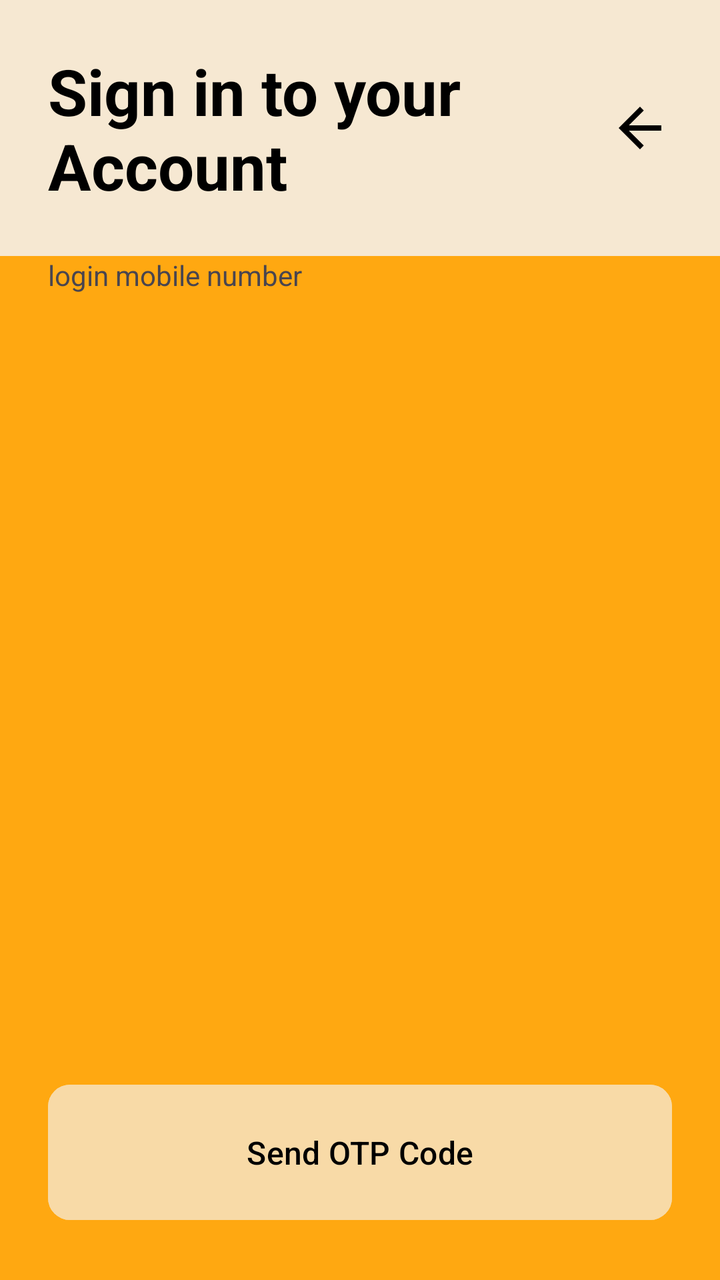
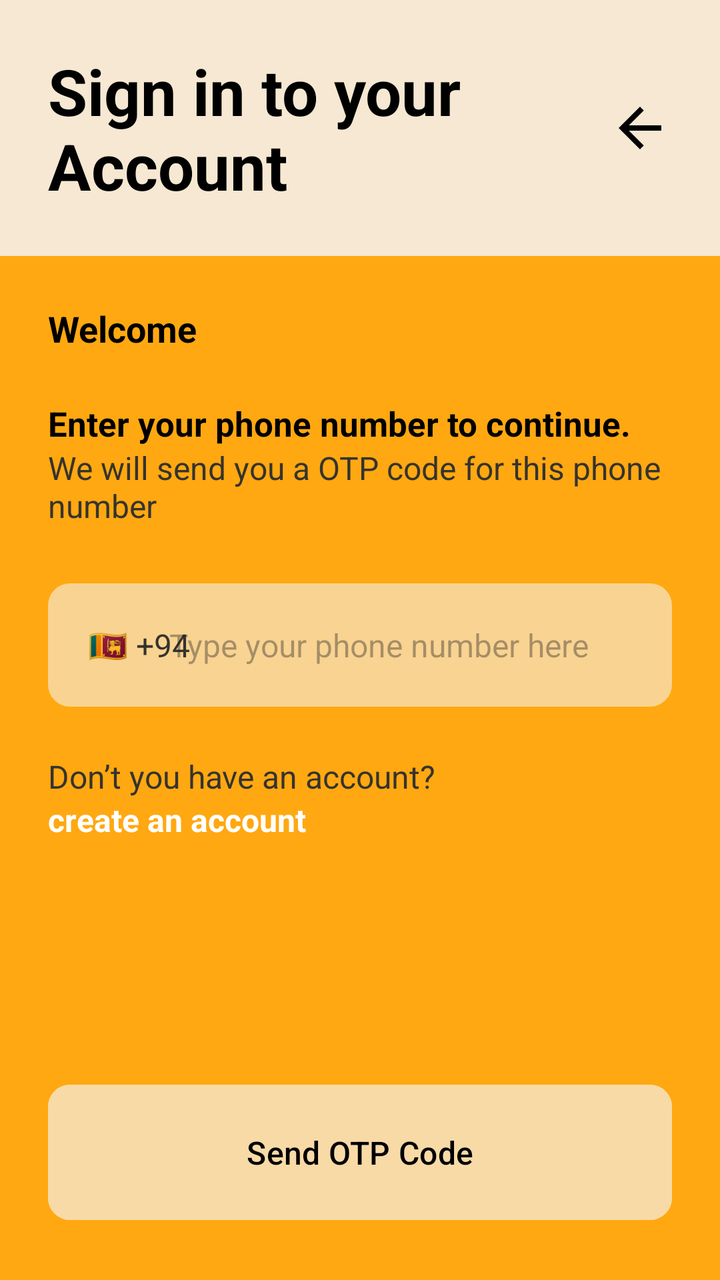

An Android layout rendered at two revisions. The XML below is the earlier revision; the diff shows what the commit changed to produce the second picture.
<!-- AndroidManifest.xml: application theme Theme.Parkngo -->
<!-- res/layout/activity_login_mobile_number.xml -->
<?xml version="1.0" encoding="utf-8"?>
<androidx.constraintlayout.widget.ConstraintLayout xmlns:android="http://schemas.android.com/apk/res/android"
    xmlns:app="http://schemas.android.com/apk/res-auto"
    xmlns:tools="http://schemas.android.com/tools"
    android:layout_width="match_parent"
    android:layout_height="match_parent"
    tools:context=".LoginMobileNumberActivity">

    <LinearLayout
        android:background="@color/primaryColor"
        android:layout_width="match_parent"
        android:layout_height="match_parent"
        android:orientation="vertical"
        app:layout_constraintBottom_toBottomOf="parent"
        app:layout_constraintEnd_toEndOf="parent"
        app:layout_constraintStart_toStartOf="parent"
        app:layout_constraintTop_toTopOf="parent">

        <androidx.constraintlayout.widget.ConstraintLayout
            android:layout_width="match_parent"
            android:layout_height="0dp"
            android:layout_weight="2"
            android:background="#F6E8D2"
            android:paddingHorizontal="24dp"
            >

            <TextView
                android:id="@+id/login_mobile_number_act_textView1"
                android:layout_width="wrap_content"
                android:layout_height="wrap_content"
                android:text="Sign in to your\nAccount"
                android:textColor="@color/textPrimary"
                android:textSize="32sp"
                android:textStyle="bold"
                app:layout_constraintBottom_toBottomOf="parent"
                app:layout_constraintStart_toStartOf="parent"
                app:layout_constraintTop_toTopOf="parent" />

            <ImageView
                android:id="@+id/login_mobile_number_act_imageView1"
                android:layout_width="wrap_content"
                android:layout_height="wrap_content"
                android:src="@drawable/baseline_arrow_back_24"
                app:layout_constraintBottom_toBottomOf="parent"
                app:layout_constraintEnd_toEndOf="parent"
                app:layout_constraintTop_toTopOf="parent" />
        </androidx.constraintlayout.widget.ConstraintLayout>

        <androidx.constraintlayout.widget.ConstraintLayout
            android:layout_width="match_parent"
            android:layout_height="0dp"
            android:layout_weight="6"
            android:paddingHorizontal="24dp"
            >

            <TextView
                android:id="@+id/login_mobile_number_act_textView2"
                android:layout_width="wrap_content"
                android:layout_height="wrap_content"
                android:text="login mobile number" />
        </androidx.constraintlayout.widget.ConstraintLayout>

        <androidx.constraintlayout.widget.ConstraintLayout
            android:layout_width="match_parent"
            android:layout_height="0dp"
            android:layout_weight="2"
            android:paddingHorizontal="24dp"
            >

            <Button
                android:id="@+id/login_mobile_number_act_otp_btn"
                style="@style/loginSignupBtnStyle"
                android:layout_width="match_parent"
                android:layout_height="wrap_content"
                android:paddingVertical="23dp"
                android:text="Send OTP Code"
                app:cornerRadius="11dp"
                android:onClick="login_mobile_number_act_otp_btn_handler"
                app:layout_constraintBottom_toBottomOf="parent"
                app:layout_constraintEnd_toEndOf="parent"
                app:layout_constraintStart_toStartOf="parent"
                app:layout_constraintTop_toTopOf="parent" />
        </androidx.constraintlayout.widget.ConstraintLayout>
    </LinearLayout>

</androidx.constraintlayout.widget.ConstraintLayout>
<!-- resources referenced by this layout -->
<resources>
  <color name="primaryColor">#FFA811</color>
  <color name="textPrimary">#FF000000</color>
  <!-- drawable baseline_arrow_back_24 (drawable) -->
  <vector android:autoMirrored="true" android:height="32dp"
      android:tint="#000000" android:viewportHeight="24"
      android:viewportWidth="24" android:width="32dp" xmlns:android="http://schemas.android.com/apk/res/android">
      <path android:fillColor="@android:color/white" android:pathData="M20,11H7.83l5.59,-5.59L12,4l-8,8 8,8 1.41,-1.41L7.83,13H20v-2z"/>
  </vector>
  <style name="loginSignupBtnStyle">
      <item name="android:textColor">@color/textPrimary</item>
      <item name="android:backgroundTint">@color/loginSignupBtnColor</item>
      <item name="android:textSize">16sp</item>
  </style>
  <style name="Theme.Parkngo" parent="Base.Theme.Parkngo" />
  <color name="loginSignupBtnColor">#F8DAA7</color>
  <style name="Base.Theme.Parkngo" parent="Theme.Material3.DayNight.NoActionBar">
      
      <item name="colorPrimary">@color/primaryColor</item>
  </style>
</resources>

<!-- the commit's change to res/layout/activity_login_mobile_number.xml (unified diff, before → after) -->
@@ -57,7 +57,100 @@
                 android:id="@+id/login_mobile_number_act_textView2"
                 android:layout_width="wrap_content"
                 android:layout_height="wrap_content"
-                android:text="login mobile number" />
+                android:layout_marginVertical="24dp"
+                android:text="Welcome"
+                android:textColor="@color/textPrimary"
+                android:textSize="18sp"
+                android:textStyle="bold"
+                app:layout_constraintStart_toStartOf="parent"
+                app:layout_constraintTop_toTopOf="parent" />
+
+            <TextView
+                android:id="@+id/login_mobile_number_act_textView3"
+                android:layout_width="wrap_content"
+                android:layout_height="wrap_content"
+                android:layout_marginTop="24dp"
+                android:text="Enter your phone number to continue."
+                android:textColor="@color/textPrimary"
+                android:textSize="17sp"
+                android:textStyle="bold"
+                app:layout_constraintStart_toStartOf="parent"
+                app:layout_constraintTop_toBottomOf="@+id/login_mobile_number_act_textView2" />
+
+            <TextView
+                android:id="@+id/textView3"
+                android:layout_width="wrap_content"
+                android:layout_height="wrap_content"
+                android:textSize="16sp"
+                android:textColor="@color/textSecondary"
+                android:text="We will send you a OTP code for this phone number"
+                app:layout_constraintStart_toStartOf="parent"
+                app:layout_constraintTop_toBottomOf="@+id/login_mobile_number_act_textView3" />
+
+            <TextView
+                android:id="@+id/textView6"
+                android:layout_width="wrap_content"
+                android:layout_height="wrap_content"
+                android:text="create an account"
+                android:clickable="true"
+                android:focusable="true"
+                android:textColor="@color/white"
+                android:textStyle="bold"
+                android:textSize="16sp"
+                app:layout_constraintStart_toStartOf="parent"
+                app:layout_constraintTop_toBottomOf="@+id/textView5" />
+
+            <TextView
+                android:id="@+id/textView5"
+                android:layout_width="wrap_content"
+                android:layout_height="wrap_content"
+                android:layout_marginTop="24dp"
+                android:textColor="@color/textSecondary"
+                android:textSize="16sp"
+                android:text="Don’t you have an account?"
+                app:layout_constraintStart_toStartOf="parent"
+                app:layout_constraintTop_toBottomOf="@+id/constraintLayout" />
+
+            <androidx.constraintlayout.widget.ConstraintLayout
+                android:id="@+id/constraintLayout"
+                android:layout_width="match_parent"
+                android:layout_height="wrap_content"
+                android:layout_marginTop="28dp"
+                android:background="@drawable/rounded_background_input_feild"
+                android:paddingHorizontal="20dp"
+                android:paddingVertical="20dp"
+                app:layout_constraintEnd_toEndOf="parent"
+                app:layout_constraintStart_toStartOf="parent"
+                app:layout_constraintTop_toBottomOf="@+id/textView3">
+
+                <TextView
+                    android:id="@+id/textView4"
+                    android:layout_width="wrap_content"
+                    android:layout_height="wrap_content"
+                    android:text="🇱🇰 +94"
+                    android:textColor="@color/textSecondary"
+                    android:textSize="16sp"
+                    app:layout_constraintBottom_toBottomOf="parent"
+                    app:layout_constraintStart_toStartOf="parent"
+                    app:layout_constraintTop_toTopOf="parent" />
+
+                <EditText
+                    android:id="@+id/editTextNumber"
+                    android:layout_width="250dp"
+                    android:layout_height="wrap_content"
+                    android:layout_marginStart="8dp"
+                    android:background="@android:color/transparent"
+                    android:ems="10"
+                    android:hint="Type your phone number here"
+                    android:inputType="number"
+                    android:textColor="@color/textPrimary"
+                    android:textSize="16sp"
+                    app:layout_constraintBottom_toBottomOf="parent"
+                    app:layout_constraintEnd_toEndOf="parent"
+                    app:layout_constraintStart_toEndOf="@+id/textView4"
+                    app:layout_constraintTop_toTopOf="parent" />
+            </androidx.constraintlayout.widget.ConstraintLayout>
+
         </androidx.constraintlayout.widget.ConstraintLayout>
 
         <androidx.constraintlayout.widget.ConstraintLayout
<!-- resource entries referenced after the edit -->
@@ -2,18 +2,27 @@
 <resources>
   <color name="primaryColor">#FFA811</color>
   <color name="textPrimary">#FF000000</color>
+  <color name="textSecondary">#35332F</color>
+  <color name="white">#FFFFFFFF</color>
   <!-- drawable baseline_arrow_back_24 (drawable) -->
   <vector android:autoMirrored="true" android:height="32dp"
       android:tint="#000000" android:viewportHeight="24"
       android:viewportWidth="24" android:width="32dp" xmlns:android="http://schemas.android.com/apk/res/android">
       <path android:fillColor="@android:color/white" android:pathData="M20,11H7.83l5.59,-5.59L12,4l-8,8 8,8 1.41,-1.41L7.83,13H20v-2z"/>
   </vector>
+  <!-- drawable rounded_background_input_feild (drawable) -->
+  <?xml version="1.0" encoding="utf-8"?>
+  <shape xmlns:android="http://schemas.android.com/apk/res/android">
+      <solid android:color="@color/loginSignupInputFieldColor" /> 
+      <corners android:radius="11dp" /> 
+  </shape>
   <style name="loginSignupBtnStyle">
       <item name="android:textColor">@color/textPrimary</item>
       <item name="android:backgroundTint">@color/loginSignupBtnColor</item>
       <item name="android:textSize">16sp</item>
   </style>
   <style name="Theme.Parkngo" parent="Base.Theme.Parkngo" />
+  <color name="loginSignupInputFieldColor">#F9D391</color>
   <color name="loginSignupBtnColor">#F8DAA7</color>
   <style name="Base.Theme.Parkngo" parent="Theme.Material3.DayNight.NoActionBar">
       
